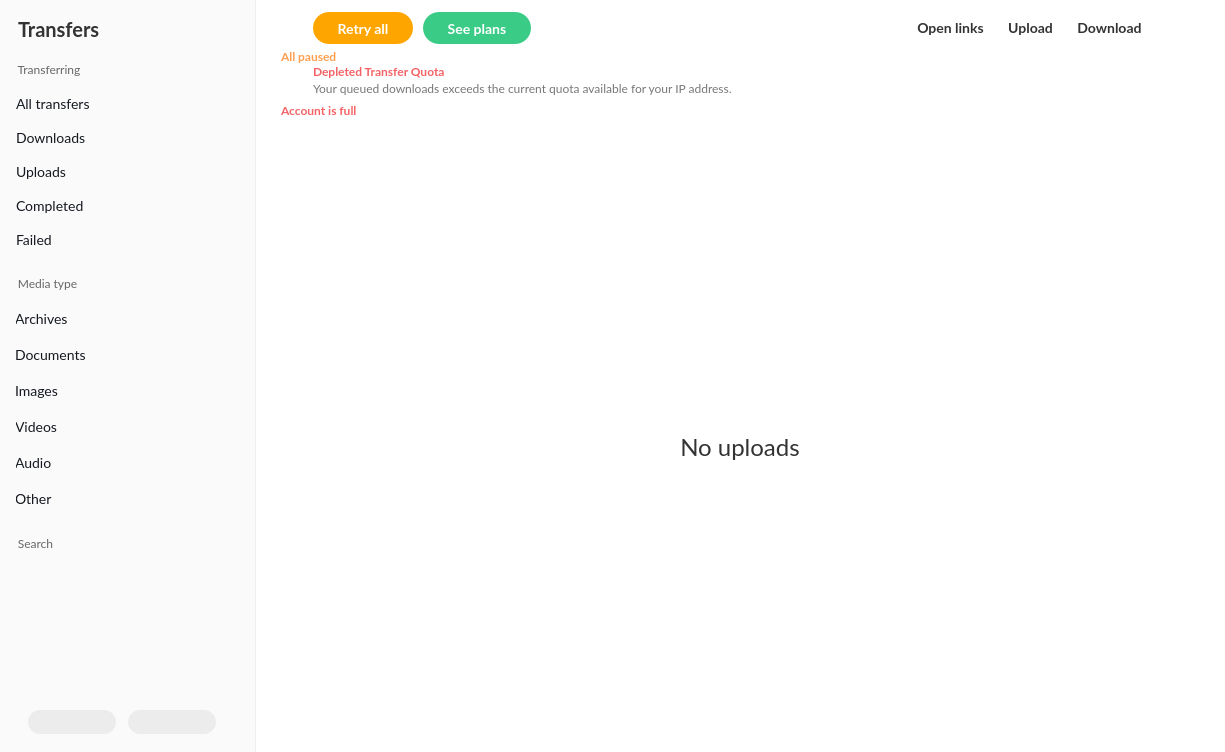
meganz/MEGAsync, file src/MEGASync/transfers/gui/macx/TransferManager.ui: the form before one commit.
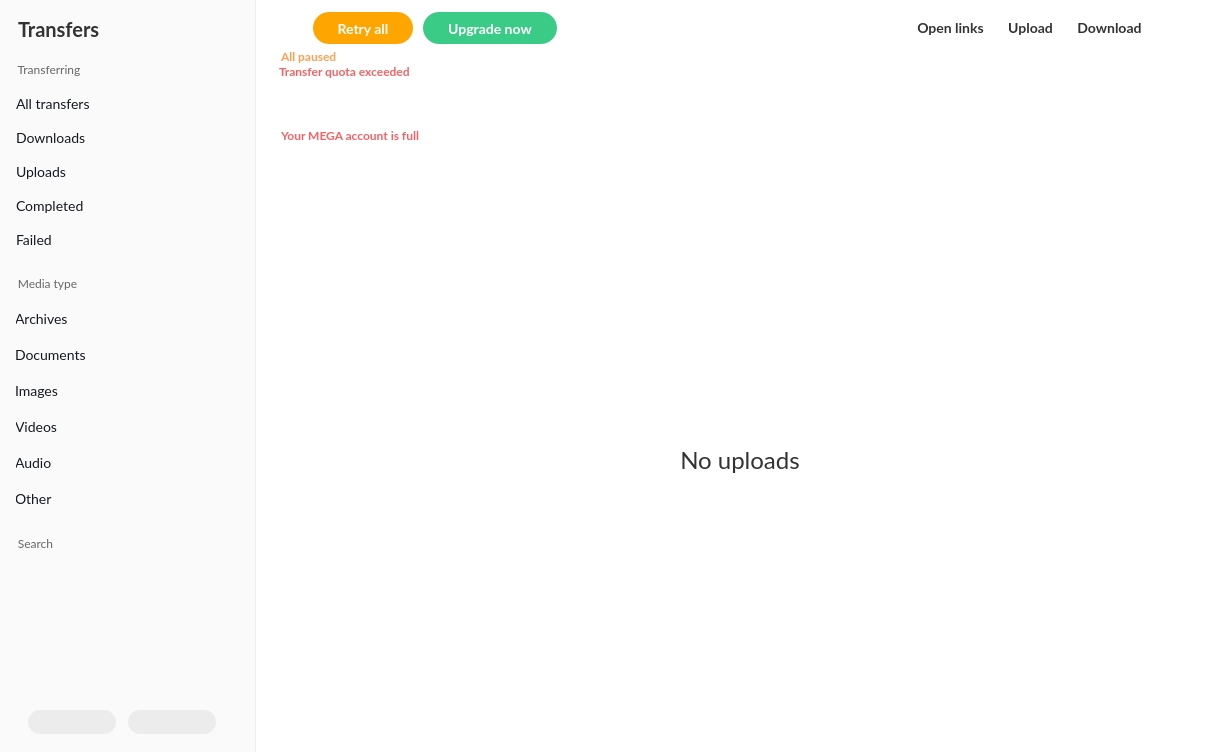
The form after the commit. Icons and pictures are not drawn. Custom widgets are drawn as their Qt base class.

Commit message: SNC-2804: Some translation changes // Your MEGA account is full text fixed // openFile...

Patch:
```diff
--- a/src/MEGASync/transfers/gui/macx/TransferManager.ui
+++ b/src/MEGASync/transfers/gui/macx/TransferManager.ui
@@ -280,6 +280,14 @@
   padding-left: 14px;
 }
 
+#lTransferOverQuotaMoreAbout
+{
+  color: #333333;
+  font-size: 12px;
+  font-weight: 400;
+  padding-left: 2px;
+}
+
 #lNbResults[results=true]
 {
   color: #2BA6DE;
@@ -2391,7 +2399,7 @@
                 <string>See Plans</string>
                </property>
                <property name="text">
-                <string>See plans</string>
+                <string>Upgrade now</string>
                </property>
               </widget>
              </item>
@@ -2444,7 +2452,7 @@
            </property>
            <widget class="QWidget" name="pStatusHeaderInfo">
             <property name="sizePolicy">
-             <sizepolicy hsizetype="Preferred" vsizetype="Minimum">
+             <sizepolicy hsizetype="Preferred" vsizetype="Preferred">
               <horstretch>0</horstretch>
               <verstretch>0</verstretch>
              </sizepolicy>
@@ -2478,12 +2486,15 @@
              <item alignment="Qt::AlignTop">
               <widget class="QWidget" name="pTransferOverQuota" native="true">
                <property name="sizePolicy">
-                <sizepolicy hsizetype="Preferred" vsizetype="Minimum">
+                <sizepolicy hsizetype="Preferred" vsizetype="Preferred">
                  <horstretch>0</horstretch>
                  <verstretch>0</verstretch>
                 </sizepolicy>
                </property>
-               <layout class="QGridLayout" name="gridLayout_4">
+               <layout class="QVBoxLayout" name="verticalLayout_5">
+                <property name="spacing">
+                 <number>5</number>
+                </property>
                 <property name="sizeConstraint">
                  <enum>QLayout::SetMinimumSize</enum>
                 </property>
@@ -2499,59 +2510,44 @@
                 <property name="bottomMargin">
                  <number>5</number>
                 </property>
-                <property name="spacing">
-                 <number>2</number>
-                </property>
-                <item row="0" column="1">
+                <item>
                  <widget class="QLabel" name="lTransferOverQuota">
                   <property name="text">
-                   <string>Depleted Transfer Quota</string>
+                   <string>Transfer quota exceeded</string>
                   </property>
                  </widget>
                 </item>
-                <item row="0" column="0" rowspan="3" alignment="Qt::AlignTop">
-                 <widget class="QPushButton" name="ITransferOverQuotaIcon">
+                <item>
+                 <widget class="QLabel" name="lTransferOverQuotaInfo">
+                  <property name="text">
+                   <string/>
+                  </property>
+                 </widget>
+                </item>
+                <item>
+                 <widget class="QLabel" name="lTransferOverQuotaMoreAbout">
                   <property name="sizePolicy">
-                   <sizepolicy hsizetype="Fixed" vsizetype="Fixed">
+                   <sizepolicy hsizetype="Preferred" vsizetype="Preferred">
                     <horstretch>0</horstretch>
                     <verstretch>0</verstretch>
                    </sizepolicy>
                   </property>
                   <property name="minimumSize">
                    <size>
-                    <width>32</width>
-                    <height>32</height>
+                    <width>0</width>
+                    <height>20</height>
                    </size>
                   </property>
-                  <property name="maximumSize">
-                   <size>
-                    <width>32</width>
-                    <height>32</height>
-                   </size>
+                  <property name="font">
+                   <font>
+                    <family>Lato</family>
+                    <pointsize>-1</pointsize>
+                    <bold>false</bold>
+                    <underline>true</underline>
+                   </font>
                   </property>
-                  <property name="focusPolicy">
-                   <enum>Qt::NoFocus</enum>
-                  </property>
-                  <property name="text">
-                   <string/>
-                  </property>
-                  <property name="icon">
-                   <iconset>
-                    <normalon>:/images/transfer_empty_64.png</normalon>
-                   </iconset>
-                  </property>
-                  <property name="iconSize">
-                   <size>
-                    <width>24</width>
-                    <height>24</height>
-                   </size>
-                  </property>
-                 </widget>
-                </item>
-                <item row="1" column="1" alignment="Qt::AlignTop">
-                 <widget class="QLabel" name="lTransferOverQuotaInfo">
-                  <property name="text">
-                   <string>Your queued downloads exceeds the current quota available for your IP address.</string>
+                  <property name="openExternalLinks">
+                   <bool>true</bool>
                   </property>
                  </widget>
                 </item>
@@ -2561,7 +2557,7 @@
              <item alignment="Qt::AlignTop">
               <widget class="QLabel" name="lStorageOverQuota">
                <property name="text">
-                <string>Account is full</string>
+                <string>Your MEGA account is full</string>
                </property>
               </widget>
              </item>
```
Left out of the diff: 240 changed lines with no effect on the pictures. The commit also changes 32 other files.
